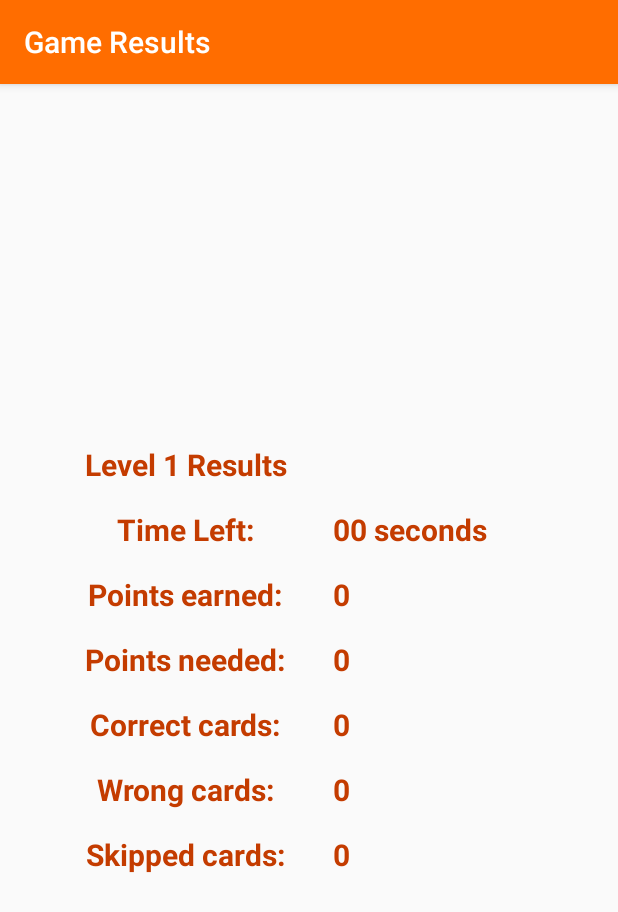
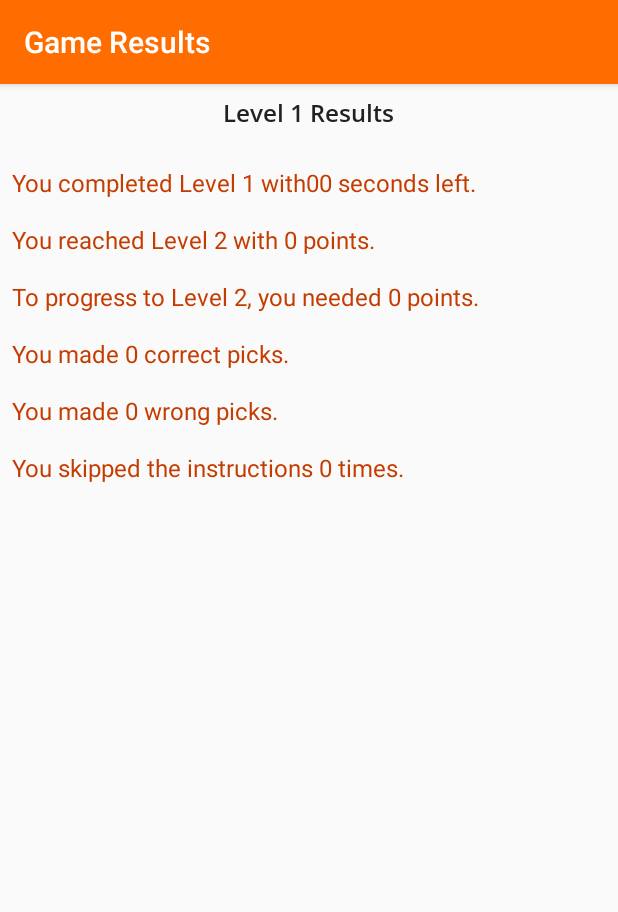
Before and after one commit to IsaacAsante/ColorCards, an Android app: the GameResultActivity screen opened directly, with no data from a screen before it, on a phone screen of 412 x 824 dp. Shown: the top 912 px of the screen. Run offline under Robolectric (Android 15) with nearby library versions, the phone set to English and light mode, and no system bars; our stand-ins replace AdMob; libraries missing offline, so code that uses them is left out: com.applovin.sdk; 9 statements that could not run were skipped.

Commit message:
activity_game_result.xml is now structured using a Relative Layout. The corresponding activity is also now appending received values to the TextViews.

```diff
--- a/src/main/java/com/nexrank/isaac/coloredcardsbraingame/GameResultActivity.java
+++ b/src/main/java/com/nexrank/isaac/coloredcardsbraingame/GameResultActivity.java
@@ -29,12 +29,12 @@ public class GameResultActivity extends AppCompatActivity {
 
     private void initiateViews() {
         textView_Header = findViewById(R.id.textView_ResultsHeader);
-        textView_LevelTimeLeft = findViewById(R.id.textView_LevelTimeLeft);
-        textView_LevelPoints = findViewById(R.id.textView_YourLevelPoints);
-        textView_PointsNeeded = findViewById(R.id.textView_LevelPoints);
-        textView_CorrectAnswers = findViewById(R.id.textView_YourCorrectAnswers);
-        textView_WrongAnswers = findViewById(R.id.textView_YourWrongAnswers);
-        textView_SkippedAnswers = findViewById(R.id.textView_YourSkippedAnswers);
+        textView_LevelTimeLeft = findViewById(R.id.textView_LevelTimeLeftLabel);
+        textView_LevelPoints = findViewById(R.id.textView_YourLevelPoints_Label);
+        textView_PointsNeeded = findViewById(R.id.textView_LevelPointsLabel);
+        textView_CorrectAnswers = findViewById(R.id.textView_YourCorrectAnswers_Label);
+        textView_WrongAnswers = findViewById(R.id.textView_YourWrongAnswers_Label);
+        textView_SkippedAnswers = findViewById(R.id.textView_YourSkippedAnswers_Label);
     }
 
     private void assignValuesToViews() {
@@ -47,30 +47,35 @@ public class GameResultActivity extends AppCompatActivity {
         int minutes = (int) (userProgressBundle.getLong("timeLeft") / 1000) / 60;
         int secondsLeft = (int) (userProgressBundle.getLong("timeLeft") / 1000) % 60; // Convert the time left on the clock in seconds
         if (minutes > 0) {
-            formattedTimeLeft = String.format(Locale.getDefault(), "%dmin and %02ds", minutes, secondsLeft);
+            formattedTimeLeft = String.format(Locale.getDefault(), "%dmin and %02ds left.", minutes, secondsLeft);
         } else {
-            formattedTimeLeft = String.format(Locale.getDefault(), "%02d seconds", secondsLeft);
+            formattedTimeLeft = String.format(Locale.getDefault(), "%02d seconds left.", secondsLeft);
         }
-        textView_LevelTimeLeft.setText(formattedTimeLeft);
+        textView_LevelTimeLeft.append(formattedTimeLeft);
 
         // Display points accumulated
         int pointsAccumulated = userProgressBundle.getInt("pointsAccumulated");
-        textView_LevelPoints.setText(String.valueOf(pointsAccumulated));
+        String pointsAccumulatedMSG = pointsAccumulated + " points.";
+        textView_LevelPoints.append(pointsAccumulatedMSG);
 
         // Display points to reach
         int pointsToReach = userProgressBundle.getInt("pointsToReach");
-        textView_PointsNeeded.setText(String.valueOf(pointsToReach));
+        String pointsToReachMSG = pointsToReach + " points.";
+        textView_PointsNeeded.append(pointsToReachMSG);
 
         // Display correct cards
         int correctAnswerCount = gameResultBundle.getInt("correctAnswerCount");
-        textView_CorrectAnswers.setText(String.valueOf(correctAnswerCount));
+        String correctAnswersMSG = correctAnswerCount + " correct picks.";
+        textView_CorrectAnswers.append(correctAnswersMSG);
 
         // Display wrong cards
         int wrongAnswerCount = gameResultBundle.getInt("wrongAnswerCount");
-        textView_WrongAnswers.setText(String.valueOf(wrongAnswerCount));
+        String wrongAnswersMSG = wrongAnswerCount + " wrong picks.";
+        textView_WrongAnswers.append(wrongAnswersMSG);
 
         // Display skipped cards
         int skippedAnswerCount = gameResultBundle.getInt("skippedAnswerCount");
-        textView_SkippedAnswers.setText(String.valueOf(skippedAnswerCount));
+        String skippedAnswersMSG = skippedAnswerCount + " times.";
+        textView_SkippedAnswers.append(skippedAnswersMSG);
     }
 }
--- a/src/main/res/layout/activity_game_result.xml
+++ b/src/main/res/layout/activity_game_result.xml
@@ -1,149 +1,72 @@
 <?xml version="1.0" encoding="utf-8"?>
 <RelativeLayout xmlns:android="http://schemas.android.com/apk/res/android"
-    xmlns:app="http://schemas.android.com/apk/res-auto"
     xmlns:tools="http://schemas.android.com/tools"
     android:layout_width="match_parent"
     android:layout_height="match_parent"
-    tools:context=".GameResultActivity"
-    android:gravity="center">
-
-    <android.support.constraint.ConstraintLayout
-        android:layout_width="wrap_content"
-        android:layout_height="wrap_content">
-
-        <android.support.constraint.Guideline
-            android:id="@+id/guideline"
-            android:layout_width="wrap_content"
-            android:layout_height="wrap_content"
-            android:orientation="vertical"
-            app:layout_constraintGuide_percent="0.5" />
+    tools:context=".GameResultActivity">
 
     <TextView
         android:id="@+id/textView_ResultsHeader"
+        style="@style/MetaData"
         android:layout_width="wrap_content"
         android:layout_height="wrap_content"
+        android:layout_centerHorizontal="true"
+        android:layout_marginTop="8dp"
+        android:layout_marginBottom="8dp"
         android:text="Level 1 Results"
-            style="@style/GameResultData"/>
+        android:textColor="@color/darkTextColor"
+        android:textSize="16sp" />
+
 
     <TextView
         android:id="@+id/textView_LevelTimeLeftLabel"
+        style="@style/GameResultLabel"
         android:layout_width="wrap_content"
         android:layout_height="wrap_content"
-            android:text="Time Left:"
-            style="@style/GameResultLabel"
-            app:layout_constraintStart_toStartOf="parent"
-            app:layout_constraintTop_toBottomOf="@id/textView_ResultsHeader"
-            app:layout_constraintEnd_toStartOf="@id/guideline"/>
+        android:layout_below="@id/textView_ResultsHeader"
+        android:text="You completed Level 1 with" />
 
 
     <TextView
-            android:id="@+id/textView_LevelTimeLeft"
+        android:id="@+id/textView_YourLevelPoints_Label"
+        style="@style/GameResultLabel"
         android:layout_width="wrap_content"
         android:layout_height="wrap_content"
-            android:text=""
-            style="@style/GameResultData"
-            app:layout_constraintTop_toBottomOf="@id/textView_ResultsHeader"
-            app:layout_constraintStart_toEndOf="@id/guideline"/>
-
-        <TextView
-            android:id="@+id/textView_YourLevelPoints_Label"
-            android:layout_width="wrap_content"
-            android:layout_height="wrap_content"
-            android:text="Points earned:"
-            style="@style/GameResultLabel"
-            app:layout_constraintTop_toBottomOf="@id/textView_LevelTimeLeftLabel"
-            app:layout_constraintStart_toStartOf="parent"
-            app:layout_constraintEnd_toStartOf="@id/guideline"/>
-
-
-        <TextView
-            android:id="@+id/textView_YourLevelPoints"
-            android:layout_width="wrap_content"
-            android:layout_height="wrap_content"
-            android:text=""
-            app:layout_constraintTop_toBottomOf="@id/textView_LevelTimeLeft"
-            style="@style/GameResultData"
-            app:layout_constraintStart_toEndOf="@id/guideline"/>
+        android:layout_below="@id/textView_LevelTimeLeftLabel"
+        android:text="You reached Level 2 with " />
 
     <TextView
         android:id="@+id/textView_LevelPointsLabel"
+        style="@style/GameResultLabel"
         android:layout_width="wrap_content"
         android:layout_height="wrap_content"
-            android:text="Points needed:"
-            style="@style/GameResultLabel"
-            app:layout_constraintStart_toStartOf="parent"
-            app:layout_constraintTop_toBottomOf="@id/textView_YourLevelPoints_Label"
-            app:layout_constraintEnd_toStartOf="@id/guideline"/>
-
-
-        <TextView
-            android:id="@+id/textView_LevelPoints"
-            android:layout_width="wrap_content"
-            android:layout_height="wrap_content"
-            android:text=""
-            style="@style/GameResultData"
-            app:layout_constraintTop_toBottomOf="@id/textView_YourLevelPoints"
-            app:layout_constraintStart_toEndOf="@id/guideline"/>
+        android:layout_below="@id/textView_YourLevelPoints_Label"
+        android:text="To progress to Level 2, you needed " />
 
 
     <TextView
         android:id="@+id/textView_YourCorrectAnswers_Label"
+        style="@style/GameResultLabel"
         android:layout_width="wrap_content"
         android:layout_height="wrap_content"
-            android:text="Correct cards:"
-            style="@style/GameResultLabel"
-            app:layout_constraintStart_toStartOf="parent"
-            app:layout_constraintTop_toBottomOf="@id/textView_LevelPointsLabel"
-            app:layout_constraintEnd_toStartOf="@id/guideline"/>
-
-        <TextView
-            android:id="@+id/textView_YourCorrectAnswers"
-            android:layout_width="wrap_content"
-            android:layout_height="wrap_content"
-            android:text=""
-            style="@style/GameResultData"
-            app:layout_constraintTop_toBottomOf="@id/textView_LevelPoints"
-            app:layout_constraintStart_toEndOf="@id/guideline"/>
+        android:layout_below="@id/textView_LevelPointsLabel"
+        android:text="You made " />
 
     <TextView
         android:id="@+id/textView_YourWrongAnswers_Label"
+        style="@style/GameResultLabel"
         android:layout_width="wrap_content"
         android:layout_height="wrap_content"
-            android:text="Wrong cards:"
-            style="@style/GameResultLabel"
-            app:layout_constraintStart_toStartOf="parent"
-            app:layout_constraintTop_toBottomOf="@id/textView_YourCorrectAnswers_Label"
-            app:layout_constraintEnd_toStartOf="@id/guideline"/>
-
-        <TextView
-            android:id="@+id/textView_YourWrongAnswers"
-            android:layout_width="wrap_content"
-            android:layout_height="wrap_content"
-            android:text=""
-            style="@style/GameResultData"
-            app:layout_constraintTop_toBottomOf="@id/textView_YourCorrectAnswers"
-            app:layout_constraintStart_toEndOf="@id/guideline"/>
+        android:layout_below="@id/textView_YourCorrectAnswers_Label"
+        android:text="You made " />
 
     <TextView
         android:id="@+id/textView_YourSkippedAnswers_Label"
+        style="@style/GameResultLabel"
         android:layout_width="wrap_content"
         android:layout_height="wrap_content"
-            android:text="Skipped cards:"
-            style="@style/GameResultLabel"
-            app:layout_constraintStart_toStartOf="parent"
-            app:layout_constraintTop_toBottomOf="@id/textView_YourWrongAnswers_Label"
-            app:layout_constraintEnd_toStartOf="@id/guideline"/>
-
-        <TextView
-            android:id="@+id/textView_YourSkippedAnswers"
-            android:layout_width="wrap_content"
-            android:layout_height="wrap_content"
-            android:text=""
-            style="@style/GameResultData"
-            app:layout_constraintTop_toBottomOf="@id/textView_YourWrongAnswers"
-            app:layout_constraintStart_toEndOf="@id/guideline"/>
+        android:layout_below="@id/textView_YourWrongAnswers_Label"
+        android:text="You skipped the instructions " />
 
 
-    </android.support.constraint.ConstraintLayout>
-
 </RelativeLayout>
--- a/src/main/res/values/styles.xml
+++ b/src/main/res/values/styles.xml
@@ -20,16 +20,16 @@
 
     <style name="GameResultLabel">
         <item name="android:textColor">@color/colorPrimaryDark</item>
-        <item name="android:layout_marginEnd">16dp</item>
+        <item name="android:layout_marginEnd">8dp</item>
         <item name="android:layout_marginTop">16dp</item>
-        <item name="android:textSize">20sp</item>
-        <item name="android:textStyle">bold</item>
+        <item name="android:layout_marginStart">8dp</item>
+        <item name="android:textSize">16sp</item>
     </style>
 
     <style name="GameResultData">
         <item name="android:layout_marginTop">16dp</item>
         <item name="android:textColor">@color/colorPrimaryDark</item>
-        <item name="android:textSize">20sp</item>
+        <item name="android:textSize">16sp</item>
         <item name="android:textStyle">bold</item>
         <item name="android:layout_marginStart">16dp</item>
     </style>
```
Lines whose indentation alone changed are shown as unchanged.
